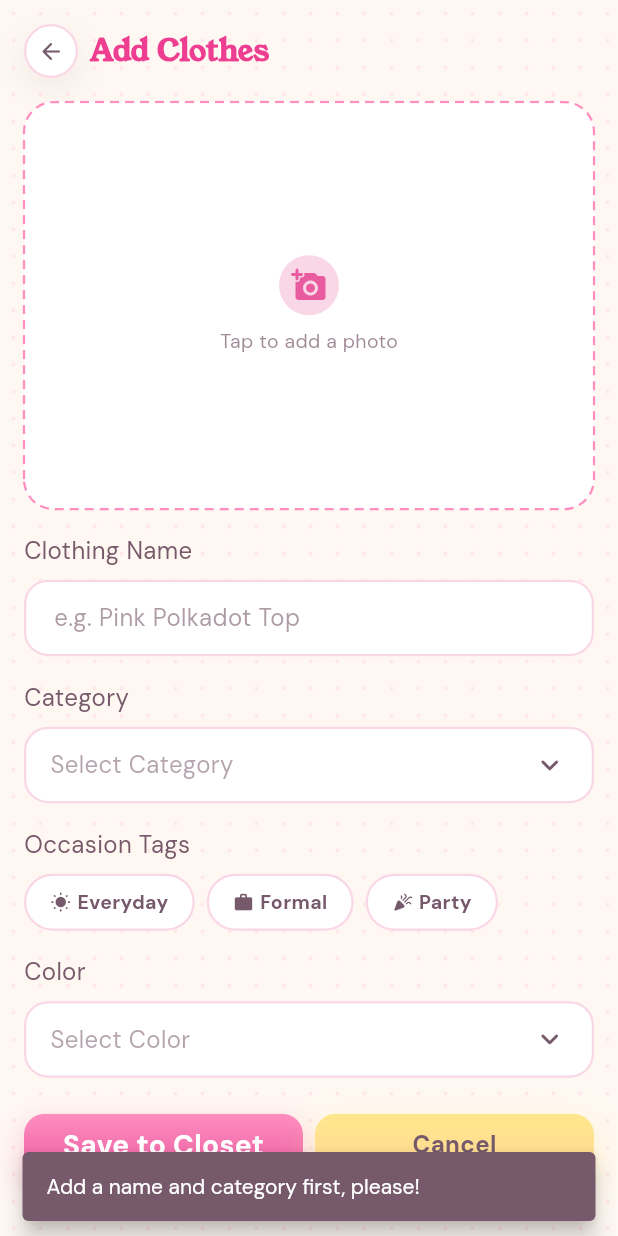
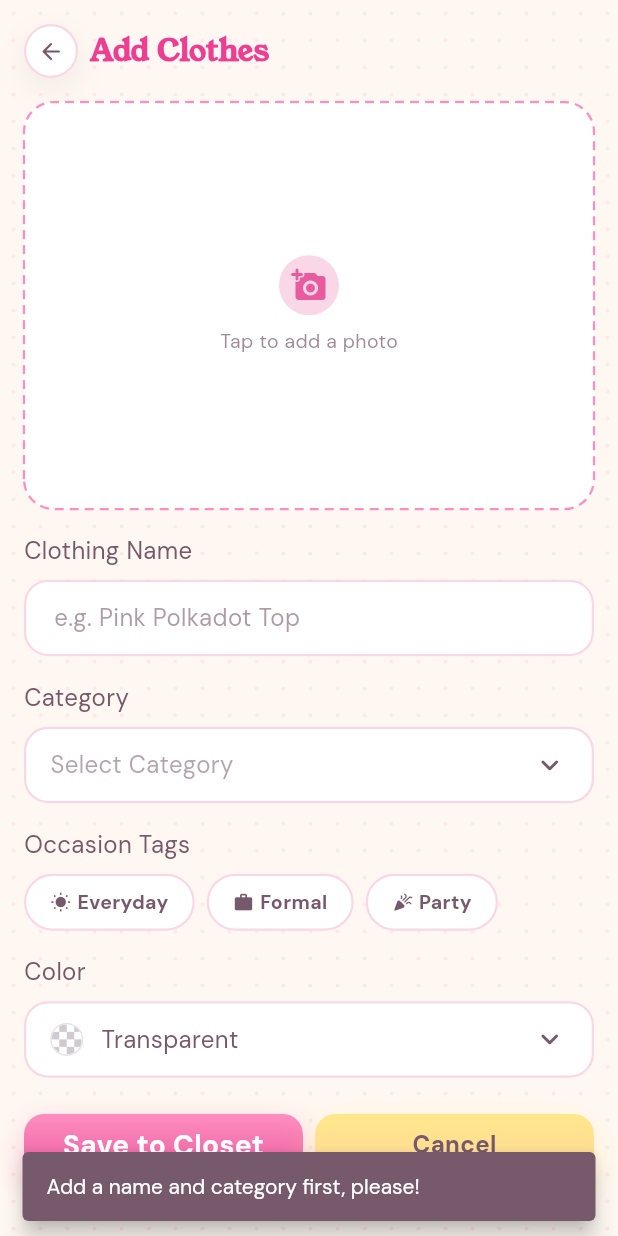
Before and after one commit to sofiademesa/love-my-closet, a Flutter app: the AddClothesScreen screen opened directly, after a tap on "Save to Closet", on a phone screen of 412 x 824 dp. Run offline on Flutter 3.47's test engine with Material 3 defaults, Android fonts, the phone set to English and light mode, and no system bars; our stand-ins replace device_preview.

Commit message:
enhance color dropdown with swatches and selection styling

```diff
--- a/lib/models/clothing_item.dart
+++ b/lib/models/clothing_item.dart
@@ -19,6 +19,7 @@ const clothingColors = [
   'White',
   'Black',
   'Multicolor',
+  'Transparent',
 ];
 
 /// Occasion tags used by the Occasion Tags chip picker, matching the design
@@ -34,7 +35,7 @@ class ClothingItem {
     required this.occasion,
     required this.daysUnworn,
     this.icon = Icons.checkroom_rounded,
-    this.color = 'Pink',
+    this.color = 'Transparent',
     this.isHiddenGem = false,
     this.timesWorn = 0,
     this.lastWorn,
--- a/lib/screens/closet/add_clothes_screen.dart
+++ b/lib/screens/closet/add_clothes_screen.dart
@@ -7,6 +7,7 @@ import '../../theme.dart';
 import '../../widgets/app_dropdown.dart';
 import '../../widgets/app_text_field.dart';
 import '../../widgets/back_circle_button.dart';
+import '../../widgets/clothing_color_dot.dart';
 import '../../widgets/dot_pattern.dart';
 import '../../widgets/filter_chips.dart';
 import '../../widgets/photo_picker.dart';
@@ -28,7 +29,7 @@ class _AddClothesScreenState extends State<AddClothesScreen> {
   final _nameController = TextEditingController();
   String? _category;
   String? _occasion;
-  String? _color;
+  String? _color = 'Transparent';
   bool _hasPhoto = false;
 
   @override
@@ -60,7 +61,7 @@ class _AddClothesScreenState extends State<AddClothesScreen> {
         category: _category!,
         occasion: _occasion ?? 'Everyday',
         daysUnworn: 0,
-        color: _color ?? 'Pink',
+        color: _color ?? 'Transparent',
       ),
     );
   }
@@ -121,6 +122,7 @@ class _AddClothesScreenState extends State<AddClothesScreen> {
                 value: _color,
                 items: clothingColors,
                 onChanged: (v) => setState(() => _color = v),
+                itemLeadingBuilder: (name) => ClothingColorDot(name: name),
               ),
               const SizedBox(height: Spacing.lg),
               Row(
--- a/lib/screens/closet/edit_item_screen.dart
+++ b/lib/screens/closet/edit_item_screen.dart
@@ -7,6 +7,7 @@ import '../../theme.dart';
 import '../../widgets/app_dropdown.dart';
 import '../../widgets/app_text_field.dart';
 import '../../widgets/back_circle_button.dart';
+import '../../widgets/clothing_color_dot.dart';
 import '../../widgets/dot_pattern.dart';
 import '../../widgets/filter_chips.dart';
 import '../../widgets/photo_picker.dart';
@@ -145,6 +146,7 @@ class _EditItemScreenState extends State<EditItemScreen> {
                 value: _color,
                 items: clothingColors,
                 onChanged: (v) => setState(() => _color = v ?? _color),
+                itemLeadingBuilder: (name) => ClothingColorDot(name: name),
               ),
               const SizedBox(height: Spacing.lg),
               Row(
--- a/lib/widgets/app_dropdown.dart
+++ b/lib/widgets/app_dropdown.dart
@@ -4,6 +4,12 @@ import '../theme.dart';
 
 /// Labeled dropdown field, styled to match [AppTextField]. Used for
 /// Category and Color on Add Clothes / Edit Item / Save This Look / Profile.
+///
+/// Pass [itemLeadingBuilder] to show a small leading widget (e.g. a color
+/// swatch) beside each option. That also switches on the soft menu styling:
+/// rounded options, a pale-pink highlight and a checkmark on the selected
+/// row instead of Flutter's default gray. Without it the dropdown looks and
+/// behaves exactly as before.
 class AppDropdown extends StatelessWidget {
   const AppDropdown({
     super.key,
@@ -11,6 +17,7 @@ class AppDropdown extends StatelessWidget {
     required this.value,
     required this.items,
     required this.onChanged,
+    this.itemLeadingBuilder,
   });
 
   final String label;
@@ -18,9 +25,86 @@ class AppDropdown extends StatelessWidget {
   final List<String> items;
   final ValueChanged<String?> onChanged;
 
+  /// Builds the leading widget (such as a color swatch) for an option.
+  final Widget Function(String item)? itemLeadingBuilder;
+
   @override
   Widget build(BuildContext context) {
-    final body = Theme.of(context).textTheme.bodyMedium!;
+    final theme = Theme.of(context);
+    final body = theme.textTheme.bodyMedium!;
+    final leading = itemLeadingBuilder;
+    final styled = leading != null;
+
+    final hint = Text(
+      'Select $label',
+      style: body.copyWith(color: AppColors.mutedBrown.withValues(alpha: 0.55)),
+    );
+    final icon = Icon(
+      Icons.keyboard_arrow_down_rounded,
+      color: AppColors.mutedBrown,
+    );
+
+    Widget dropdown = DropdownButtonHideUnderline(
+      child: DropdownButton<String>(
+        value: value,
+        isExpanded: true,
+        hint: hint,
+        icon: icon,
+        style: body,
+        dropdownColor: AppColors.white,
+        borderRadius: BorderRadius.circular(AppRadius.field),
+        items: [
+          for (final item in items)
+            DropdownMenuItem(
+              value: item,
+              child: styled
+                  ? _SoftOption(
+                      label: item,
+                      leading: leading(item),
+                      selected: item == value,
+                    )
+                  : Text(item),
+            ),
+        ],
+        onChanged: onChanged,
+        // Styled mode only: swatch + name in the closed field, and a menu
+        // that lines up with the field instead of sitting inset from it.
+        selectedItemBuilder: styled
+            ? (context) => [
+                  for (final item in items)
+                    Row(
+                      children: [
+                        leading(item),
+                        const SizedBox(width: Spacing.sm + Spacing.xs),
+                        Expanded(
+                          child: Text(item, overflow: TextOverflow.ellipsis),
+                        ),
+                      ],
+                    ),
+                ]
+            : null,
+        padding: styled
+            ? const EdgeInsets.symmetric(horizontal: Spacing.md)
+            : null,
+        focusColor: styled ? Colors.transparent : null,
+        elevation: styled ? 4 : 8,
+      ),
+    );
+
+    if (styled) {
+      // The gray selected row is the theme's focus/hover color. Neutralise it
+      // for this dropdown only; the pale-pink highlight is drawn by
+      // [_SoftOption] instead.
+      dropdown = Theme(
+        data: theme.copyWith(
+          focusColor: Colors.transparent,
+          hoverColor: Colors.transparent,
+          highlightColor: Colors.transparent,
+          splashColor: AppColors.blush.withValues(alpha: 0.35),
+        ),
+        child: dropdown,
+      );
+    }
 
     return Column(
       crossAxisAlignment: CrossAxisAlignment.start,
@@ -28,38 +112,63 @@ class AppDropdown extends StatelessWidget {
         Text(label, style: body),
         const SizedBox(height: Spacing.sm),
         Container(
-          padding: const EdgeInsets.symmetric(horizontal: Spacing.md),
+          padding: styled
+              ? EdgeInsets.zero
+              : const EdgeInsets.symmetric(horizontal: Spacing.md),
           decoration: BoxDecoration(
             color: AppColors.white,
             borderRadius: BorderRadius.circular(AppRadius.field),
             border: Border.all(color: AppColors.blush, width: 1.5),
           ),
-          child: DropdownButtonHideUnderline(
-            child: DropdownButton<String>(
-              value: value,
-              isExpanded: true,
-              hint: Text(
-                'Select $label',
-                style: body.copyWith(
-                  color: AppColors.mutedBrown.withValues(alpha: 0.55),
-                ),
-              ),
-              icon: Icon(
-                Icons.keyboard_arrow_down_rounded,
-                color: AppColors.mutedBrown,
-              ),
-              style: body,
-              dropdownColor: AppColors.white,
-              borderRadius: BorderRadius.circular(AppRadius.field),
-              items: [
-                for (final item in items)
-                  DropdownMenuItem(value: item, child: Text(item)),
-              ],
-              onChanged: onChanged,
-            ),
-          ),
+          child: dropdown,
         ),
       ],
     );
   }
 }
+
+/// One row in the soft-styled menu: leading widget, label, and — when
+/// selected — a pale-pink rounded highlight with a checkmark.
+class _SoftOption extends StatelessWidget {
+  const _SoftOption({
+    required this.label,
+    required this.leading,
+    required this.selected,
+  });
+
+  final String label;
+  final Widget leading;
+  final bool selected;
+
+  @override
+  Widget build(BuildContext context) {
+    return Semantics(
+      selected: selected,
+      child: Container(
+        margin: const EdgeInsets.symmetric(vertical: Spacing.xs),
+        padding: const EdgeInsets.symmetric(horizontal: Spacing.sm + Spacing.xs),
+        decoration: BoxDecoration(
+          color: selected ? AppColors.blush.withValues(alpha: 0.45) : null,
+          borderRadius: BorderRadius.circular(AppRadius.button),
+        ),
+        child: Row(
+          children: [
+            leading,
+            const SizedBox(width: Spacing.sm + Spacing.xs),
+            Expanded(
+              child: Text(
+                label,
+                overflow: TextOverflow.ellipsis,
+                style: selected
+                    ? const TextStyle(fontWeight: FontWeight.w500)
+                    : null,
+              ),
+            ),
+            if (selected)
+              Icon(Icons.check_rounded, size: 20, color: AppColors.buttonPink),
+          ],
+        ),
+      ),
+    );
+  }
+}
--- /dev/null
+++ b/lib/widgets/clothing_color_dot.dart
@@ -0,0 +1,99 @@
+import 'package:flutter/material.dart';
+
+import '../theme.dart';
+
+/// Small circular swatch shown beside a clothing color name (e.g. in the
+/// Color dropdown). Soft, fashion-inspired tones rather than raw primaries.
+/// Unknown names fall back to a neutral blush dot.
+class ClothingColorDot extends StatelessWidget {
+  const ClothingColorDot({super.key, required this.name, this.size = 22});
+
+  final String name;
+  final double size;
+
+  static const _swatches = <String, Color>{
+    'Pink': Color(0xFFF6A6C1),
+    'Yellow': Color(0xFFF8D77E),
+    'Blue': Color(0xFF9FC5E8),
+    'Denim': Color(0xFF6F8FB3),
+    'White': Color(0xFFF8F5F2),
+    'Black': Color(0xFF3A3540),
+  };
+
+  /// Soft rainbow sweep used for "Multicolor".
+  static const _multicolor = SweepGradient(
+    colors: [
+      Color(0xFFF6A6C1),
+      Color(0xFFF8D77E),
+      Color(0xFFB5E0C4),
+      Color(0xFF9FC5E8),
+      Color(0xFFC9B3E8),
+      Color(0xFFF6A6C1),
+    ],
+  );
+
+  @override
+  Widget build(BuildContext context) {
+    if (name == 'Transparent') return _buildTransparent();
+    final isMulti = name == 'Multicolor';
+    return Container(
+      width: size,
+      height: size,
+      decoration: BoxDecoration(
+        shape: BoxShape.circle,
+        color: isMulti ? null : (_swatches[name] ?? AppColors.blush),
+        gradient: isMulti ? _multicolor : null,
+        // Hairline edge keeps the White swatch visible on white.
+        border: Border.all(
+          color: AppColors.mutedBrown.withValues(alpha: 0.18),
+          width: 1,
+        ),
+      ),
+    );
+  }
+
+  /// Neutral gray/white checkerboard (not pink, so it stays readable on the
+  /// pale-pink selected row), the usual "see-through" cue.
+  Widget _buildTransparent() {
+    return Container(
+      width: size,
+      height: size,
+      decoration: BoxDecoration(
+        shape: BoxShape.circle,
+        border: Border.all(
+          color: AppColors.mutedBrown.withValues(alpha: 0.18),
+          width: 1,
+        ),
+      ),
+      child: ClipOval(
+        child: CustomPaint(
+          painter: _CheckerPainter(const Color(0xFFCFCBD1)),
+        ),
+      ),
+    );
+  }
+}
+
+class _CheckerPainter extends CustomPainter {
+  _CheckerPainter(this.tint);
+
+  final Color tint;
+
+  @override
+  void paint(Canvas canvas, Size size) {
+    const cells = 4;
+    final cell = size.width / cells;
+    canvas.drawRect(Offset.zero & size, Paint()..color = AppColors.white);
+    final paint = Paint()..color = tint;
+    for (var r = 0; r < cells; r++) {
+      for (var c = 0; c < cells; c++) {
+        if ((r + c).isOdd) {
+          canvas.drawRect(Rect.fromLTWH(c * cell, r * cell, cell, cell), paint);
+        }
+      }
+    }
+  }
+
+  @override
+  bool shouldRepaint(_CheckerPainter old) => old.tint != tint;
+}
```
